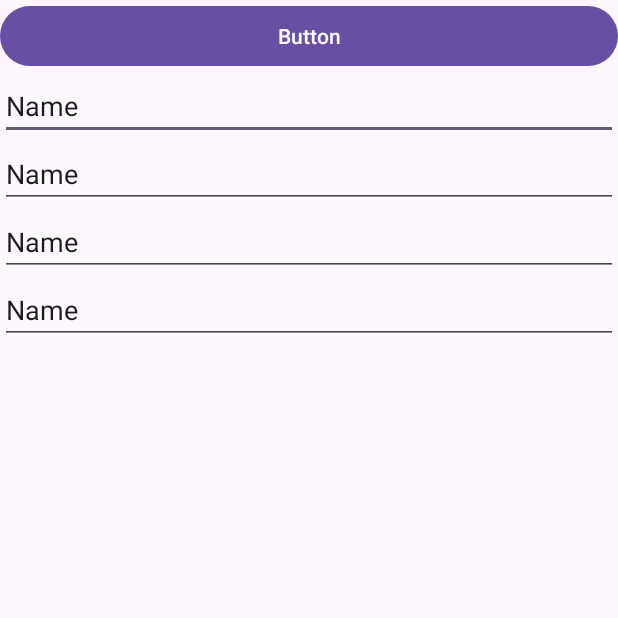
After one commit to vucongchien/AppXemPhim, an Android app: the RegistedActivity screen opened directly, with no data from a screen before it, on a phone screen of 412 x 824 dp, the top half of it. The commit adds this screen. Run offline under Robolectric (Android 15) with nearby library versions, the phone set to English and light mode, and no system bars; our stand-ins replace Firebase (no records; nobody signed in at launch, a user with empty details on screens opened directly).

Commit message:
feat: implement registration activity

```diff
--- a/app/src/main/AndroidManifest.xml
+++ b/app/src/main/AndroidManifest.xml
@@ -1,6 +1,7 @@
 <?xml version="1.0" encoding="utf-8"?>
 <manifest xmlns:android="http://schemas.android.com/apk/res/android"
     xmlns:tools="http://schemas.android.com/tools">
+
     <uses-permission android:name="android.permission.INTERNET" />
     <uses-permission
         android:name="com.google.android.gms.permission.AD_ID"
@@ -17,9 +18,12 @@
         android:theme="@style/Theme.AppXemPhim"
         tools:targetApi="31">
         <activity
+            android:name=".RegistedActivity"
+            android:exported="false" />
+        <activity
             android:name=".GoogleAuthActivity"
             android:exported="false"
-            android:theme="@style/Theme.AppCompat.Light.NoActionBar"/>
+            android:theme="@style/Theme.AppCompat.Light.NoActionBar" />
         <activity
             android:name=".MainActivity"
             android:exported="true">
--- a/app/src/main/java/com/example/appxemphim/MainActivity.java
+++ b/app/src/main/java/com/example/appxemphim/MainActivity.java
@@ -27,4 +27,10 @@ public class MainActivity extends AppCompatActivity {
         intent.setFlags(Intent.FLAG_ACTIVITY_NO_ANIMATION);
         startActivity(intent);
     }
+
+    public void registed(View view) {
+        Intent intent = new Intent(MainActivity.this,RegistedActivity.class);
+        intent.setFlags(Intent.FLAG_ACTIVITY_NO_ANIMATION);
+        startActivity(intent);
+    }
 }
--- /dev/null
+++ b/app/src/main/java/com/example/appxemphim/RegistedActivity.java
@@ -0,0 +1,78 @@
+package com.example.appxemphim;
+
+
+import android.annotation.SuppressLint;
+import android.content.Intent;
+import android.os.Bundle;
+import android.util.Log;
+import android.view.View;
+import android.widget.Button;
+import android.widget.EditText;
+import android.widget.TextView;
+import android.widget.Toast;
+
+import androidx.activity.EdgeToEdge;
+import androidx.annotation.NonNull;
+import androidx.appcompat.app.AppCompatActivity;
+import androidx.core.graphics.Insets;
+import androidx.core.view.ViewCompat;
+import androidx.core.view.WindowInsetsCompat;
+
+import com.google.android.gms.tasks.OnCompleteListener;
+import com.google.android.gms.tasks.Task;
+import com.google.firebase.auth.AuthResult;
+import com.google.firebase.auth.FirebaseUser;
+import com.google.firebase.auth.UserProfileChangeRequest;
+
+public class RegistedActivity extends MainActivity {
+    EditText gmail, username, pass, repass;
+    Button regist;
+
+    @SuppressLint("MissingInflatedId")
+    @Override
+    protected void onCreate(Bundle savedInstanceState) {
+        super.onCreate(savedInstanceState);
+        EdgeToEdge.enable(this);
+        setContentView(R.layout.activity_registed);
+        gmail = findViewById(R.id.editTextText);
+        username = findViewById(R.id.editTextText2);
+        pass = findViewById(R.id.editTextText3);
+        repass = findViewById(R.id.editTextText4);
+        regist = findViewById(R.id.button2);
+    }
+
+    public void regist(View view) {
+        if(!repass.getText().toString().equals(pass.getText().toString())){
+            Toast.makeText(this, "Nhap lai mk ko dung!", Toast.LENGTH_SHORT).show();
+        }
+        else{
+            String emailtext= gmail.getText().toString();
+            String name = username.getText().toString();
+            String password = pass.getText().toString();
+            mAuth.createUserWithEmailAndPassword(emailtext,password).addOnCompleteListener(this, new OnCompleteListener<AuthResult>() {
+                @Override
+                public void onComplete(@NonNull Task<AuthResult> task) {
+                    if(task.isSuccessful()){
+                        Log.d("TAG", "true " );
+                        FirebaseUser user=mAuth.getCurrentUser();
+                        UserProfileChangeRequest profileUpdates = new UserProfileChangeRequest.Builder()
+                                .setDisplayName(name)
+                                .build();
+                        user.updateProfile(profileUpdates)
+                                .addOnCompleteListener(e -> {
+                                    if (e.isSuccessful()) {
+                                        Log.d("Firebase", "User name updated.");
+                                        Toast.makeText(getApplicationContext(),user.getDisplayName(),Toast.LENGTH_LONG).show();
+                                    }
+                                });
+                        Toast.makeText(getApplicationContext(),user.getEmail(),Toast.LENGTH_LONG).show();
+                        startActivity(new Intent(RegistedActivity.this, MainActivity.class));
+                    }else {
+                        Log.w("TAG", "false ",task.getException());
+                        Toast.makeText(RegistedActivity.this,task.getException().getMessage(),Toast.LENGTH_SHORT).show();
+                    }
+                }
+            });
+        }
+    }
+}
--- /dev/null
+++ b/app/src/main/res/layout/activity_registed.xml
@@ -0,0 +1,50 @@
+<?xml version="1.0" encoding="utf-8"?>
+<LinearLayout xmlns:android="http://schemas.android.com/apk/res/android"
+    xmlns:app="http://schemas.android.com/apk/res-auto"
+    xmlns:tools="http://schemas.android.com/tools"
+    android:id="@+id/main"
+    android:layout_width="match_parent"
+    android:layout_height="match_parent"
+    android:orientation="vertical"
+    tools:context=".RegistedActivity">
+
+
+    <Button
+        android:id="@+id/button4"
+        android:layout_width="match_parent"
+        android:layout_height="wrap_content"
+        android:onClick="regist"
+        android:text="Button" />
+
+    <EditText
+        android:id="@+id/editTextText"
+        android:layout_width="match_parent"
+        android:layout_height="wrap_content"
+        android:ems="10"
+        android:inputType="text"
+        android:text="Name" />
+
+    <EditText
+        android:id="@+id/editTextText2"
+        android:layout_width="match_parent"
+        android:layout_height="wrap_content"
+        android:ems="10"
+        android:inputType="text"
+        android:text="Name" />
+
+    <EditText
+        android:id="@+id/editTextText3"
+        android:layout_width="match_parent"
+        android:layout_height="wrap_content"
+        android:ems="10"
+        android:inputType="text"
+        android:text="Name" />
+
+    <EditText
+        android:id="@+id/editTextText4"
+        android:layout_width="match_parent"
+        android:layout_height="wrap_content"
+        android:ems="10"
+        android:inputType="text"
+        android:text="Name" />
+</LinearLayout>
```
Also changed, not shown: app/src/main/res/layout/activity_main.xml (+7 -0 lines).
